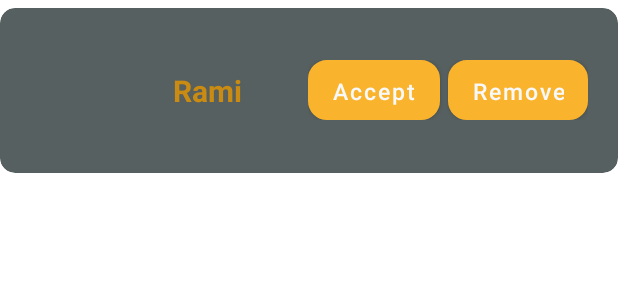
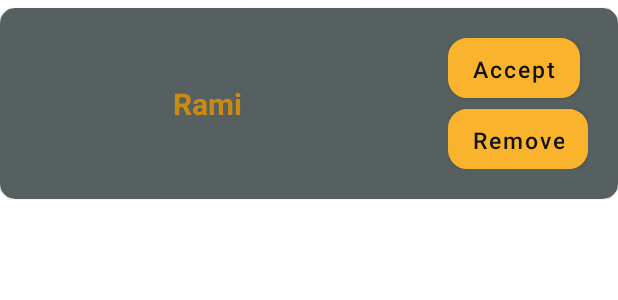
Before and after one commit to nati888/GamersArc, an Android app: the layout friend_request_cell.xml on its own in the app's theme, with its tools: preview values and no code run, on a phone screen of 412 x 824 dp. Shown: the top 300 px of the screen. Run offline under Robolectric (Android 15) with nearby library versions, the phone set to English and light mode, and no system bars.

Commit message:
shmuel change ui

```diff
--- a/GamersArc/app/src/main/res/layout/events_fragment.xml
+++ b/GamersArc/app/src/main/res/layout/events_fragment.xml
@@ -10,6 +10,7 @@
         android:layout_height="wrap_content"
         app:tabGravity="fill"
         app:tabMode="fixed"
+        android:background="@color/darkGray"
         app:tabTextColor="@color/yellow"
         app:tabIndicatorColor="@color/dark_yellow"
         android:id="@+id/eventsTabLayout"/>
--- a/GamersArc/app/src/main/res/layout/friend_request_cell.xml
+++ b/GamersArc/app/src/main/res/layout/friend_request_cell.xml
@@ -42,6 +42,7 @@
             android:layout_height="wrap_content"
             android:layout_alignParentEnd="true"
             android:layout_centerVertical="true"
+            android:orientation="vertical"
             android:id="@+id/buttonsLayoutFriendRequestCell">
 
 
@@ -52,7 +53,8 @@
                 android:background="@drawable/orange_btn"
                 android:textSize="15sp"
                 android:textAllCaps="false"
-                android:textColor="@color/white"
+                android:layout_marginBottom="7dp"
+                android:textColor="@color/black"
                 android:id="@+id/friendRequestCellAllowBtn"/>
             <Space
                 android:layout_width="5dp"
@@ -63,7 +65,7 @@
                 android:text="@string/remove"
                 android:textAllCaps="false"
                 android:background="@drawable/blue_btn"
-                android:textColor="@color/white"
+                android:textColor="@color/black"
                 android:textSize="15sp"
                 android:id="@+id/friendRequestCellRemoveBtn"/>
 
```
Also changed, not shown: GamersArc/app/src/main/java/il/ac/hit/gamersarc/MapFragment.java (+0 -8 lines), GamersArc/app/src/main/res/layout/map_activity.xml (+9 -15 lines).
